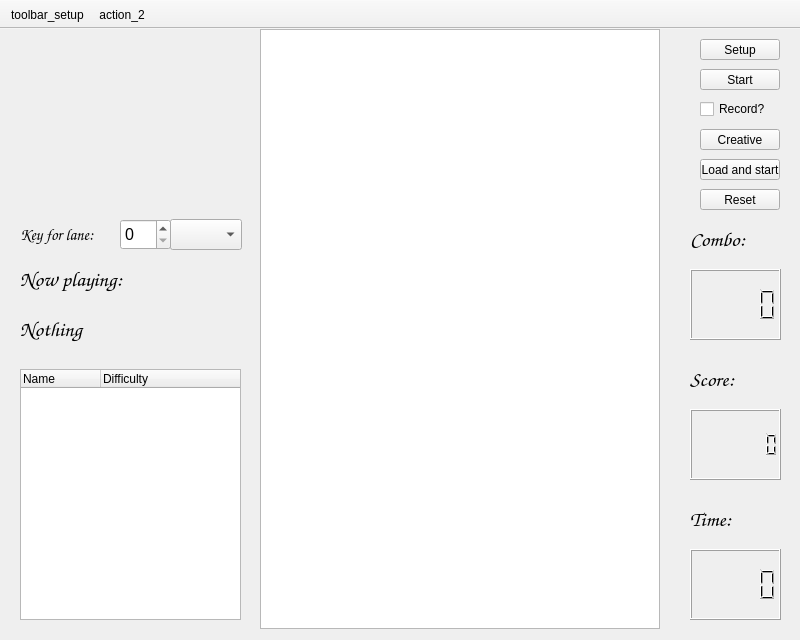
First picture: the form in unit_only/prototype/mania_test/mania_window.ui, repository defaultax7/2012h-project, before the edit.
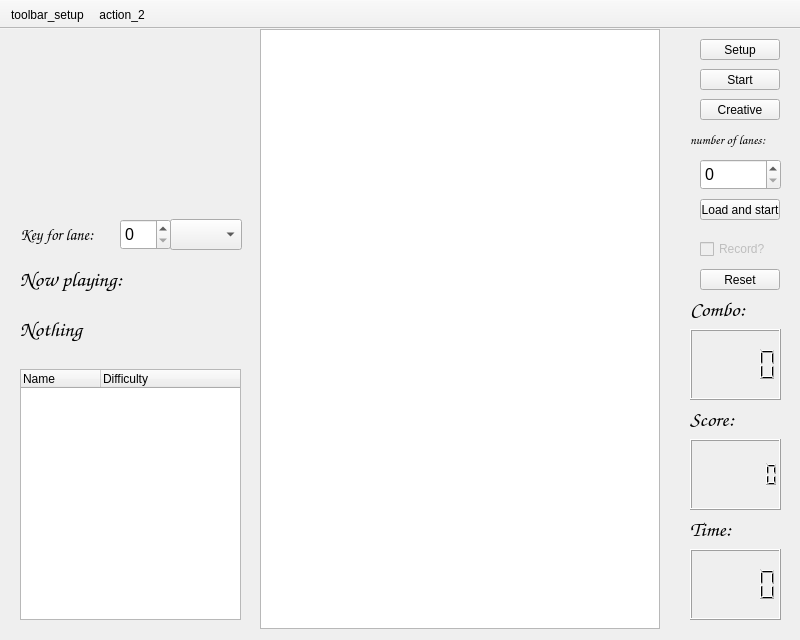
Second picture: the form after the edit. Icons and pictures are not drawn. Custom widgets are drawn as their Qt base class.

Diff of the .ui file:
```diff
--- a/unit_only/prototype/mania_test/mania_window.ui
+++ b/unit_only/prototype/mania_test/mania_window.ui
@@ -110,7 +110,7 @@
     <property name="geometry">
      <rect>
       <x>690</x>
-      <y>240</y>
+      <y>300</y>
       <width>91</width>
       <height>71</height>
      </rect>
@@ -120,7 +120,7 @@
     <property name="geometry">
      <rect>
       <x>690</x>
-      <y>190</y>
+      <y>260</y>
       <width>91</width>
       <height>41</height>
      </rect>
@@ -141,7 +141,7 @@
     <property name="geometry">
      <rect>
       <x>690</x>
-      <y>380</y>
+      <y>410</y>
       <width>91</width>
       <height>71</height>
      </rect>
@@ -154,7 +154,7 @@
     <property name="geometry">
      <rect>
       <x>690</x>
-      <y>330</y>
+      <y>370</y>
       <width>91</width>
       <height>41</height>
      </rect>
@@ -175,7 +175,7 @@
     <property name="geometry">
      <rect>
       <x>700</x>
-      <y>100</y>
+      <y>70</y>
       <width>80</width>
       <height>21</height>
      </rect>
@@ -188,7 +188,7 @@
     <property name="geometry">
      <rect>
       <x>700</x>
-      <y>130</y>
+      <y>170</y>
       <width>80</width>
       <height>21</height>
      </rect>
@@ -201,7 +201,7 @@
     <property name="geometry">
      <rect>
       <x>690</x>
-      <y>470</y>
+      <y>480</y>
       <width>91</width>
       <height>41</height>
      </rect>
@@ -334,7 +334,7 @@
     <property name="geometry">
      <rect>
       <x>700</x>
-      <y>160</y>
+      <y>240</y>
       <width>80</width>
       <height>21</height>
      </rect>
@@ -343,11 +343,14 @@
      <string>Reset</string>
     </property>
    </widget>
-   <widget class="QCheckBox" name="checkBox">
+   <widget class="QCheckBox" name="record_box">
+    <property name="enabled">
+     <bool>false</bool>
+    </property>
     <property name="geometry">
      <rect>
       <x>700</x>
-      <y>70</y>
+      <y>210</y>
       <width>81</width>
       <height>20</height>
      </rect>
@@ -403,6 +406,42 @@
      </rect>
     </property>
    </widget>
+   <widget class="QLabel" name="label_6">
+    <property name="geometry">
+     <rect>
+      <x>690</x>
+      <y>90</y>
+      <width>101</width>
+      <height>41</height>
+     </rect>
+    </property>
+    <property name="font">
+     <font>
+      <family>Comic Sans MS</family>
+      <pointsize>10</pointsize>
+      <weight>50</weight>
+      <bold>false</bold>
+     </font>
+    </property>
+    <property name="text">
+     <string>number of lanes:</string>
+    </property>
+   </widget>
+   <widget class="QSpinBox" name="spinBox_numcreate">
+    <property name="geometry">
+     <rect>
+      <x>700</x>
+      <y>130</y>
+      <width>81</width>
+      <height>31</height>
+     </rect>
+    </property>
+    <property name="font">
+     <font>
+      <pointsize>12</pointsize>
+     </font>
+    </property>
+   </widget>
   </widget>
   <widget class="QToolBar" name="toolBar">
    <property name="windowTitle">
```
